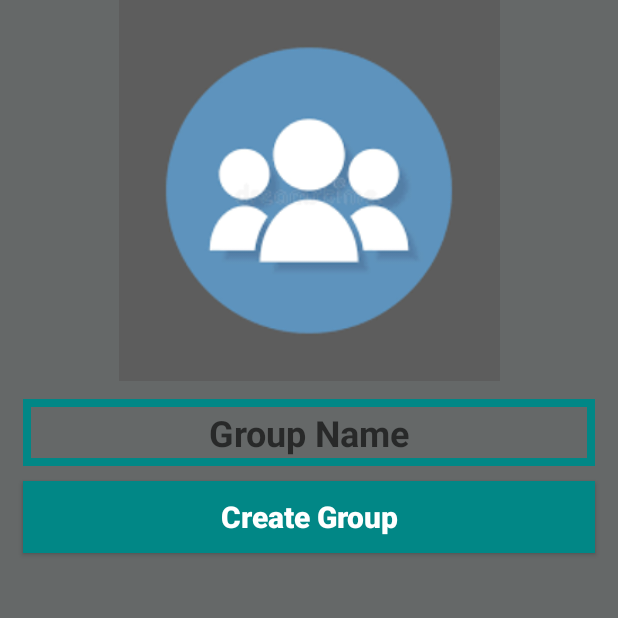
After one commit to sheiiz/e18-co225-android-bluetooth-chatapp, an Android app: the CreateGroupActivity screen opened directly, with no data from a screen before it, on a phone screen of 412 x 824 dp, the top half of it. The commit adds this screen. Run offline under Robolectric (Android 15) with nearby library versions, the phone set to English and light mode, and no system bars.

Commit message:
Design for ":" option -> Create groups and Exit

```diff
--- a/app/src/main/AndroidManifest.xml
+++ b/app/src/main/AndroidManifest.xml
@@ -1,6 +1,6 @@
 <?xml version="1.0" encoding="utf-8"?>
 <manifest xmlns:android="http://schemas.android.com/apk/res/android"
-    package="com.example.chatapp">
+    package="com.example.chatapp" >
 
     <application
         android:allowBackup="true"
@@ -8,11 +8,13 @@
         android:label="@string/app_name"
         android:roundIcon="@mipmap/ic_launcher_round"
         android:supportsRtl="true"
-        android:theme="@style/AppTheme">
+        android:theme="@style/AppTheme" >
+        <activity
+            android:name=".CreateGroupActivity"
+            android:exported="false" />
         <activity
             android:name=".MainActivity"
-            android:exported="true"
-            >
+            android:exported="true" >
             <intent-filter>
                 <action android:name="android.intent.action.MAIN" />
 
--- /dev/null
+++ b/app/src/main/java/com/example/chatapp/CreateGroupActivity.java
@@ -0,0 +1,14 @@
+package com.example.chatapp;
+
+import androidx.appcompat.app.AppCompatActivity;
+
+import android.os.Bundle;
+
+public class CreateGroupActivity extends AppCompatActivity {
+
+    @Override
+    protected void onCreate(Bundle savedInstanceState) {
+        super.onCreate(savedInstanceState);
+        setContentView(R.layout.activity_create_group);
+    }
+}
--- a/app/src/main/java/com/example/chatapp/MainActivity.java
+++ b/app/src/main/java/com/example/chatapp/MainActivity.java
@@ -1,8 +1,13 @@
 package com.example.chatapp;
 
+import androidx.annotation.NonNull;
 import androidx.appcompat.app.AppCompatActivity;
 
+import android.content.Intent;
 import android.os.Bundle;
+import android.view.Menu;
+import android.view.MenuItem;
+
 import androidx.appcompat.widget.Toolbar;
 import androidx.viewpager.widget.ViewPager;
 
@@ -30,4 +35,25 @@ public class MainActivity extends AppCompatActivity {
         myTabLayout=findViewById(R.id.main_tabs);
         myTabLayout.setupWithViewPager(myViewPager);
     }
+
+    @Override
+    public boolean onCreateOptionsMenu(Menu menu) {
+
+        getMenuInflater().inflate(R.menu.options_menu,menu);
+        return super.onCreateOptionsMenu(menu);
+    }
+
+    @Override
+    public boolean onOptionsItemSelected(@NonNull MenuItem item) {
+
+        if(item.getItemId()==R.id.main_create_group_option){
+            Intent groupIntent = new Intent(MainActivity.this,CreateGroupActivity.class);
+            startActivity(groupIntent);
+        }
+        if(item.getItemId()==R.id.main_exit_option){
+            finish();
+        }
+
+        return super.onOptionsItemSelected(item);
+    }
 }
--- /dev/null
+++ b/app/src/main/res/drawable/buttons.xml
@@ -0,0 +1,9 @@
+<?xml version="1.0" encoding="utf-8"?>
+<shape xmlns:android="http://schemas.android.com/apk/res/android">
+    <solid
+
+        android:color="@color/teal_700"
+        >
+    </solid>
+
+</shape>
--- /dev/null
+++ b/app/src/main/res/drawable/inputs.xml
@@ -0,0 +1,14 @@
+<?xml version="1.0" encoding="utf-8"?>
+<shape
+    xmlns:android="http://schemas.android.com/apk/res/android">
+
+    <stroke
+
+        android:color="@color/teal_700"
+        android:width="5dp"
+
+        >
+
+
+    </stroke>
+</shape>
--- /dev/null
+++ b/app/src/main/res/layout/activity_create_group.xml
@@ -0,0 +1,60 @@
+<?xml version="1.0" encoding="utf-8"?>
+<RelativeLayout
+    xmlns:android="http://schemas.android.com/apk/res/android"
+    xmlns:app="http://schemas.android.com/apk/res-auto"
+    xmlns:tools="http://schemas.android.com/tools"
+    android:layout_width="match_parent"
+    android:layout_height="match_parent"
+    tools:context=".CreateGroupActivity">
+
+    <include
+        android:id="@+id/settings_toolbar"
+        layout="@layout/app_bar_layout" />
+
+    <ImageView
+        android:id="@+id/set_profile_image"
+        android:layout_width="match_parent"
+        android:layout_height="254dp"
+        android:src="@drawable/group_pic" />
+
+
+    <EditText
+        android:id="@+id/set_group_name"
+        android:layout_width="match_parent"
+        android:layout_height="wrap_content"
+        android:layout_below="@+id/set_profile_image"
+        android:layout_marginLeft="15dp"
+        android:layout_marginTop="12dp"
+        android:layout_marginRight="15dp"
+
+
+        android:hint="Group Name"
+        android:inputType="textMultiLine"
+        android:textAlignment="center"
+        android:textStyle="bold"
+        android:textSize="24dp"
+        android:padding="6sp"
+        android:background="@drawable/inputs"
+
+        />
+    <Button
+        android:id="@+id/creating_group_button"
+        android:layout_below="@+id/set_group_name"
+        android:layout_marginTop="10dp"
+        android:layout_marginLeft="15dp"
+        android:layout_marginRight="15dp"
+        android:background="@drawable/buttons"
+        android:text="Create Group"
+        android:textAllCaps="false"
+        android:textColor="#fff"
+        android:textSize="20sp"
+        android:textStyle="bold"
+        android:layout_width="match_parent"
+        android:layout_height="wrap_content"
+
+
+        />
+
+
+
+</RelativeLayout>
--- /dev/null
+++ b/app/src/main/res/menu/options_menu.xml
@@ -0,0 +1,20 @@
+<?xml version="1.0" encoding="utf-8"?>
+<menu
+    xmlns:android="http://schemas.android.com/apk/res/android"
+    xmlns:app="http://schemas.android.com/apk/res-auto">
+
+
+    <item
+        android:title="Create Group"
+        android:id="@+id/main_create_group_option"
+        app:showAsAction="never"
+
+        />
+    <item
+        android:title="Exit"
+        android:id="@+id/main_exit_option"
+        app:showAsAction="never"
+
+        />
+
+</menu>
```
Also changed, not shown: app/src/main/res/drawable/group_pic.png (added), app/src/main/res/drawable/profile.jpg (added).
